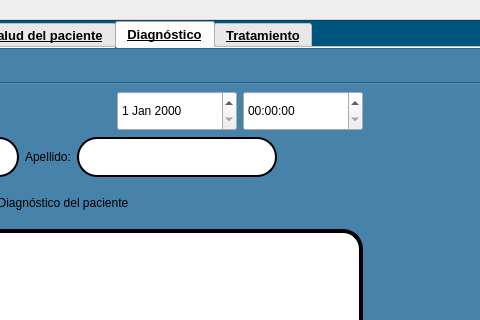
Before: the Qt Designer form interfaces/History.ui in Reinaldito04/App-Consultas-y-Historias-Medicas, drawn with Qt 5; both pictures show x 248 to 728 and y 0 to 320 of the 1136 by 846 pixel window.
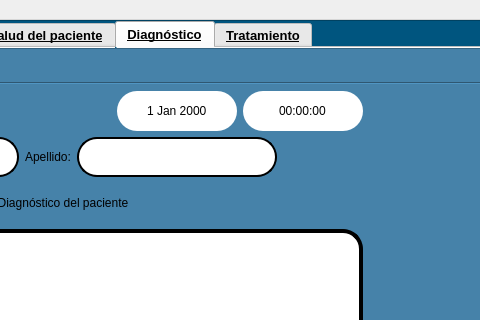
After: the same form once the commit is applied. The open tabs and pages were chosen to show the change. Icons and pictures are not drawn.

Commit message: UI DE SALIDA

Diff of the .ui file:
```diff
--- a/interfaces/History.ui
+++ b/interfaces/History.ui
@@ -1916,7 +1916,15 @@
 QRadioButton{
 	font: 14pt &quot;Microsoft Sans Serif&quot;;
 }
-</string>
+
+QTimeEdit{
+font: 12pt &quot;Microsoft Sans Serif&quot;;
+border-radius:20px;
+}
+QDateEdit{
+font: 12pt &quot;Microsoft Sans Serif&quot;;
+border-radius:20px
+}</string>
              </property>
              <property name="frameShape">
               <enum>QFrame::StyledPanel</enum>
@@ -2008,6 +2016,12 @@
                           <height>16777215</height>
                          </size>
                         </property>
+                        <property name="alignment">
+                         <set>Qt::AlignCenter</set>
+                        </property>
+                        <property name="buttonSymbols">
+                         <enum>QAbstractSpinBox::NoButtons</enum>
+                        </property>
                        </widget>
                       </item>
                       <item>
@@ -2018,6 +2032,12 @@
                           <height>40</height>
                          </size>
                         </property>
+                        <property name="alignment">
+                         <set>Qt::AlignCenter</set>
+                        </property>
+                        <property name="buttonSymbols">
+                         <enum>QAbstractSpinBox::NoButtons</enum>
+                        </property>
                        </widget>
                       </item>
                      </layout>
```
The commit also changes 5 other files.
